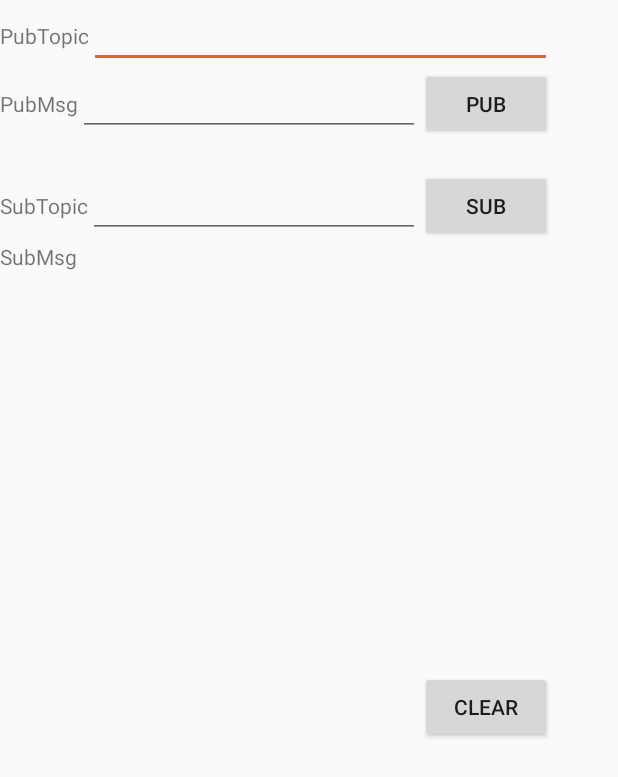
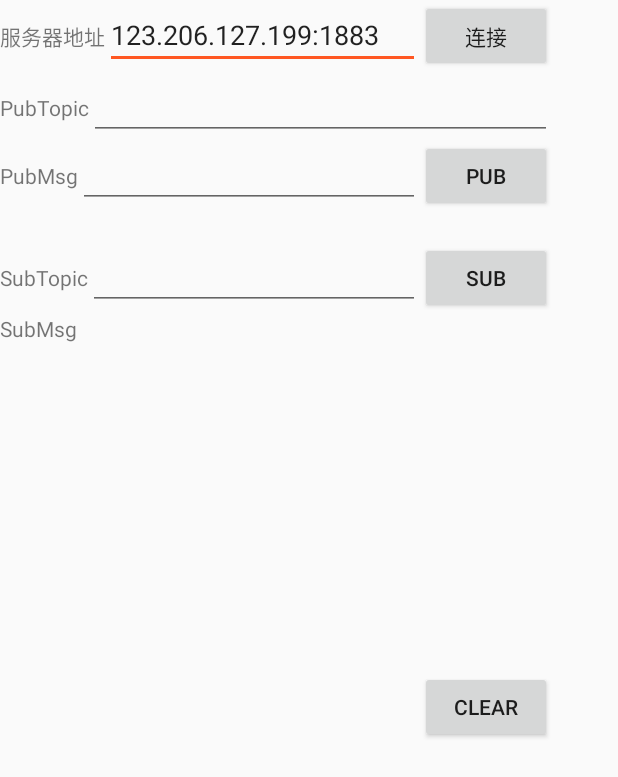
Before and after one commit to CrazyExplorer/googleADK, an Android app: the MqttActivity screen opened directly, with no data from a screen before it, after a tap on "PUB", on a phone screen of 412 x 824 dp. Shown: the top 777 px of the screen. Run offline under Robolectric (Android 15) with nearby library versions, the phone set to English and light mode, and no system bars; libraries missing offline, so code that uses them is left out: org.eclipse.paho.

Commit message:
mqtthost
mqtthost

```diff
--- a/AIAndroid/MyApplication/app/src/main/java/com/zucc/g3/hzy/myapplication/activity/MqttActivity.java
+++ b/AIAndroid/MyApplication/app/src/main/java/com/zucc/g3/hzy/myapplication/activity/MqttActivity.java
@@ -25,7 +25,7 @@ import org.eclipse.paho.client.mqttv3.persist.MemoryPersistence;
 
 public class MqttActivity extends Activity  implements Button.OnClickListener{
 
-    private final static String host="123.206.127.199:1883";
+    private  String host="123.206.127.199:1883";
     private final static String username="";
     private final static String password="";
 
@@ -35,15 +35,17 @@ public class MqttActivity extends Activity  implements Button.OnClickListener{
     private final static int FAIL=3;
     private final static int RECEIVE=4;
 
-    private EditText pubTopic,pubMsg,subTopic;
+    private EditText pubTopic,pubMsg,subTopic,broker;
     private TextView subMsg;
-    private Button pubButton,subButton,clearButton;
+    private Button pubButton,subButton,clearButton,brokerButton;
     private MqttAsyncClient mqttClient;
 
     @Override
     protected void onCreate(Bundle savedInstanceState) {
         super.onCreate(savedInstanceState);
         setContentView(R.layout.activity_mqtt);
+
+        broker=(EditText)findViewById(R.id.broker);
         pubTopic=(EditText)findViewById(R.id.pubTopic);
         pubMsg=(EditText)findViewById(R.id.pubMessage);
         subTopic=(EditText)findViewById(R.id.subTopic);
@@ -51,10 +53,12 @@ public class MqttActivity extends Activity  implements Button.OnClickListener{
         pubButton=(Button)findViewById(R.id.pubButton);
         subButton=(Button)findViewById(R.id.subButton);
         clearButton=(Button)findViewById(R.id.clearButton);
+        brokerButton=(Button)findViewById(R.id.brokerButton);
         pubButton.setOnClickListener(this);
         subButton.setOnClickListener(this);
         clearButton.setOnClickListener(this);
-        connectBroker();
+        brokerButton.setOnClickListener(this);
+
     }
 
     private Handler handler=new Handler(){
@@ -144,7 +148,13 @@ public class MqttActivity extends Activity  implements Button.OnClickListener{
     @Override
     public void onClick(View v) {
 
-        if(v==pubButton){
+
+        if(v==brokerButton){
+            if(broker.getText().toString().length()>0) {
+                host=broker.getText().toString();
+                connectBroker();
+            }
+        }else if(v==pubButton){
             if(pubTopic.getText().toString().length()>0) {
                 try {
                     mqttClient.publish(pubTopic.getText().toString(), pubMsg.getText().toString().getBytes(), 1, false);
--- a/AIAndroid/MyApplication/app/src/main/res/layout/activity_mqtt.xml
+++ b/AIAndroid/MyApplication/app/src/main/res/layout/activity_mqtt.xml
@@ -5,6 +5,31 @@
     android:layout_width="368dp"
     android:layout_height="495dp"
     android:orientation="vertical">
+
+    <LinearLayout
+        android:layout_width="match_parent"
+        android:layout_height="wrap_content"
+        android:orientation="horizontal">
+        <TextView
+            android:layout_width="wrap_content"
+            android:layout_height="wrap_content"
+            android:text="服务器地址"/>
+
+        <EditText
+            android:layout_width="wrap_content"
+            android:layout_height="wrap_content"
+            android:id="@+id/broker"
+            android:text="123.206.127.199:1883"
+            android:lines="1"
+            android:layout_weight="1"/>
+
+        <Button
+            android:layout_width="wrap_content"
+            android:layout_height="wrap_content"
+            android:id="@+id/brokerButton"
+            android:text="连接"/>
+
+    </LinearLayout>
 
 
     <LinearLayout
@@ -23,6 +48,7 @@
             android:layout_weight="1"/>
 
     </LinearLayout>
+
 
     <LinearLayout
         android:layout_width="match_parent"
```
